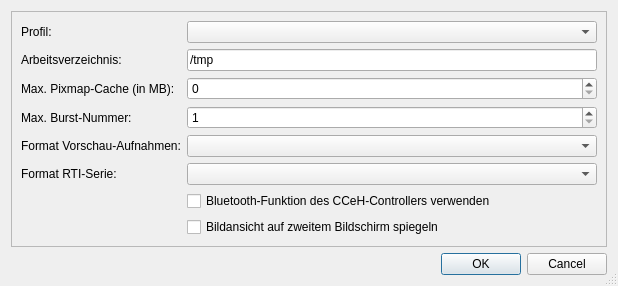
Before: the Qt Designer form ui/settings_dialog.ui in cceh/byzanz-capture, drawn with Qt 5.
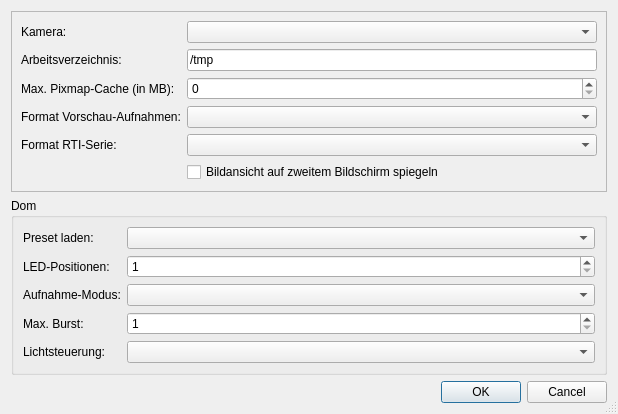
After: the same form once the commit is applied.

Commit message: feat(dome): drive RTI capture + BLE from dome config, add dome settings UI

Patch:
```diff
--- a/ui/settings_dialog.ui
+++ b/ui/settings_dialog.ui
@@ -7,7 +7,7 @@
     <x>0</x>
     <y>0</y>
     <width>618</width>
-    <height>187</height>
+    <height>380</height>
    </rect>
   </property>
   <property name="sizePolicy">
@@ -44,7 +44,7 @@
       <item row="0" column="0">
        <widget class="QLabel" name="label">
         <property name="text">
-         <string>Profil:</string>
+         <string>Kamera:</string>
         </property>
        </widget>
       </item>
@@ -61,7 +61,7 @@
        </widget>
       </item>
       <item row="1" column="0">
-       <widget class="QLabel" name="label">
+       <widget class="QLabel" name="labelWorkingDir">
         <property name="text">
          <string>Arbeitsverzeichnis:</string>
         </property>
@@ -100,60 +100,26 @@
        </widget>
       </item>
       <item row="3" column="0">
-       <widget class="QLabel" name="label_3">
-        <property name="text">
-         <string>Max. Burst-Nummer:</string>
-        </property>
-       </widget>
-      </item>
-      <item row="3" column="1">
-       <widget class="QSpinBox" name="maxBurstNumberInput">
-        <property name="minimum">
-         <number>1</number>
-        </property>
-        <property name="maximum">
-         <number>1000</number>
-        </property>
-       </widget>
-      </item>
-      <item row="4" column="0">
        <widget class="QLabel" name="previewFormatLabel">
         <property name="text">
          <string>Format Vorschau-Aufnahmen:</string>
         </property>
        </widget>
       </item>
-      <item row="4" column="1">
+      <item row="3" column="1">
        <widget class="QComboBox" name="previewFormatSelect"/>
       </item>
-      <item row="5" column="0">
+      <item row="4" column="0">
        <widget class="QLabel" name="captureFormatLabel">
         <property name="text">
          <string>Format RTI-Serie:</string>
         </property>
        </widget>
       </item>
-      <item row="5" column="1">
+      <item row="4" column="1">
        <widget class="QComboBox" name="captureFormatSelect"/>
       </item>
-      <item row="6" column="0">
-       <widget class="QLabel" name="label_4">
-        <property name="text">
-         <string/>
-        </property>
-       </widget>
-      </item>
-      <item row="6" column="1">
-       <widget class="QCheckBox" name="enableBluetoothCheckbox">
-        <property name="locale">
-         <locale language="German" country="Germany"/>
-        </property>
-        <property name="text">
-         <string>Bluetooth-Funktion des CCeH-Controllers verwenden</string>
-        </property>
-       </widget>
-      </item>
-      <item row="7" column="1">
+      <item row="5" column="1">
        <widget class="QCheckBox" name="enableSecondScreenMirrorCheckbox">
         <property name="text">
          <string>Bildansicht auf zweitem Bildschirm spiegeln</string>
@@ -163,6 +129,94 @@
      </layout>
     </widget>
    </item>
+   <item>
+    <widget class="QGroupBox" name="domeGroup">
+     <property name="title">
+      <string>Dom</string>
+     </property>
+     <layout class="QFormLayout" name="domeFormLayout">
+      <item row="0" column="0">
+       <widget class="QLabel" name="domePresetLabel">
+        <property name="text">
+         <string>Preset laden:</string>
+        </property>
+       </widget>
+      </item>
+      <item row="0" column="1">
+       <widget class="QComboBox" name="domePresetSelect">
+        <property name="cursor">
+         <cursorShape>PointingHandCursor</cursorShape>
+        </property>
+        <property name="toolTip">
+         <string>Füllt die Felder unten mit den Werten eines Presets. Danach frei editierbar.</string>
+        </property>
+       </widget>
+      </item>
+      <item row="1" column="0">
+       <widget class="QLabel" name="domeNumPositionsLabel">
+        <property name="text">
+         <string>LED-Positionen:</string>
+        </property>
+       </widget>
+      </item>
+      <item row="1" column="1">
+       <widget class="QSpinBox" name="domeNumPositionsInput">
+        <property name="minimum">
+         <number>1</number>
+        </property>
+        <property name="maximum">
+         <number>999</number>
+        </property>
+       </widget>
+      </item>
+      <item row="2" column="0">
+       <widget class="QLabel" name="domeStrategyLabel">
+        <property name="text">
+         <string>Aufnahme-Modus:</string>
+        </property>
+       </widget>
+      </item>
+      <item row="2" column="1">
+       <widget class="QComboBox" name="domeStrategySelect">
+        <property name="cursor">
+         <cursorShape>PointingHandCursor</cursorShape>
+        </property>
+       </widget>
+      </item>
+      <item row="3" column="0">
+       <widget class="QLabel" name="domeMaxBurstLabel">
+        <property name="text">
+         <string>Max. Burst:</string>
+        </property>
+       </widget>
+      </item>
+      <item row="3" column="1">
+       <widget class="QSpinBox" name="domeMaxBurstInput">
+        <property name="minimum">
+         <number>1</number>
+        </property>
+        <property name="maximum">
+         <number>1000</number>
+        </property>
+       </widget>
+      </item>
+      <item row="4" column="0">
+       <widget class="QLabel" name="domeLightLabel">
+        <property name="text">
+         <string>Lichtsteuerung:</string>
+        </property>
+       </widget>
+      </item>
+      <item row="4" column="1">
+       <widget class="QComboBox" name="domeLightSelect">
+        <property name="cursor">
+         <cursorShape>PointingHandCursor</cursorShape>
+        </property>
+       </widget>
+      </item>
+     </layout>
+    </widget>
+   </item>
    <item>
     <widget class="QDialogButtonBox" name="buttonBox">
      <property name="orientation">
```
Left out of the diff: 14 changed lines with no effect on the pictures. The commit also changes 4 other files.
